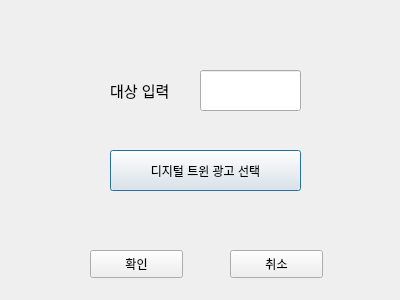
Old version of the form UI/changeTwinUI.ui in the repository sannyuni33/smartAD.
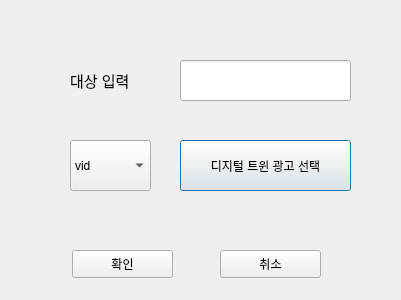
New version of the form.

Diff of the .ui file:
```diff
--- a/UI/changeTwinUI.ui
+++ b/UI/changeTwinUI.ui
@@ -6,7 +6,7 @@
    <rect>
     <x>0</x>
     <y>0</y>
-    <width>400</width>
+    <width>401</width>
     <height>300</height>
    </rect>
   </property>
@@ -16,9 +16,9 @@
   <widget class="QLineEdit" name="lineEdit">
    <property name="geometry">
     <rect>
-     <x>200</x>
-     <y>70</y>
-     <width>101</width>
+     <x>180</x>
+     <y>60</y>
+     <width>171</width>
      <height>41</height>
     </rect>
    </property>
@@ -29,10 +29,10 @@
   <widget class="QPushButton" name="pushButton">
    <property name="geometry">
     <rect>
-     <x>110</x>
-     <y>150</y>
-     <width>191</width>
-     <height>41</height>
+     <x>180</x>
+     <y>140</y>
+     <width>171</width>
+     <height>51</height>
     </rect>
    </property>
    <property name="text">
@@ -42,9 +42,9 @@
   <widget class="QPushButton" name="pushButton_2">
    <property name="geometry">
     <rect>
-     <x>90</x>
+     <x>72</x>
      <y>250</y>
-     <width>93</width>
+     <width>101</width>
      <height>28</height>
     </rect>
    </property>
@@ -55,9 +55,9 @@
   <widget class="QPushButton" name="pushButton_3">
    <property name="geometry">
     <rect>
-     <x>230</x>
+     <x>220</x>
      <y>250</y>
-     <width>93</width>
+     <width>101</width>
      <height>28</height>
     </rect>
    </property>
@@ -68,9 +68,9 @@
   <widget class="QLabel" name="label">
    <property name="geometry">
     <rect>
-     <x>110</x>
-     <y>60</y>
-     <width>81</width>
+     <x>70</x>
+     <y>50</y>
+     <width>91</width>
      <height>61</height>
     </rect>
    </property>
@@ -83,6 +83,31 @@
     <string>대상 입력</string>
    </property>
   </widget>
+  <widget class="QComboBox" name="comboBox">
+   <property name="geometry">
+    <rect>
+     <x>70</x>
+     <y>140</y>
+     <width>81</width>
+     <height>51</height>
+    </rect>
+   </property>
+   <item>
+    <property name="text">
+     <string>vid</string>
+    </property>
+   </item>
+   <item>
+    <property name="text">
+     <string>vr</string>
+    </property>
+   </item>
+   <item>
+    <property name="text">
+     <string>3d</string>
+    </property>
+   </item>
+  </widget>
  </widget>
  <resources/>
  <connections/>
```
